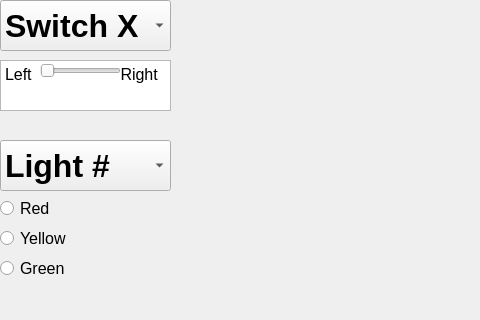
itsmekhalidb/PlanesOverTrains, file CTC/CTC_UI.ui: the form before one commit; both pictures show x 0 to 480 and y 370 to 690 of the 980 by 690 pixel window.
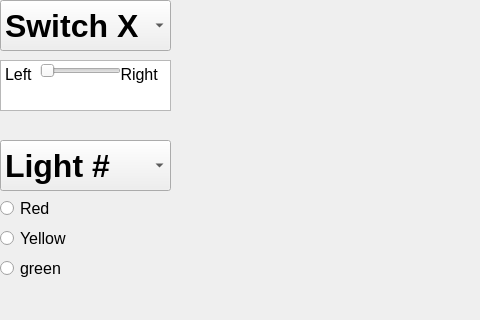
The form after the commit. The open tabs and pages were chosen to show the change. Icons and pictures are not drawn.

What changed in the file:
```diff
--- a/CTC/CTC_UI.ui
+++ b/CTC/CTC_UI.ui
@@ -904,7 +904,7 @@
        </font>
       </property>
       <property name="text">
-       <string>Green</string>
+       <string>green</string>
       </property>
      </widget>
      <widget class="QTimeEdit" name="curr_time_selector">
```
